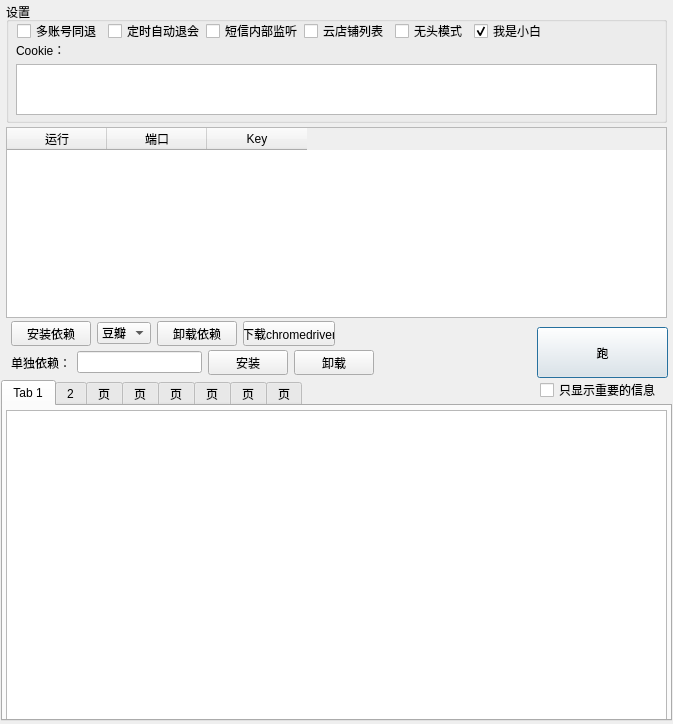
This is JDMCA_Form.ui in xieshang/JDMemberCloseAccount as Qt 5 draws it before an edit. The edited form follows.
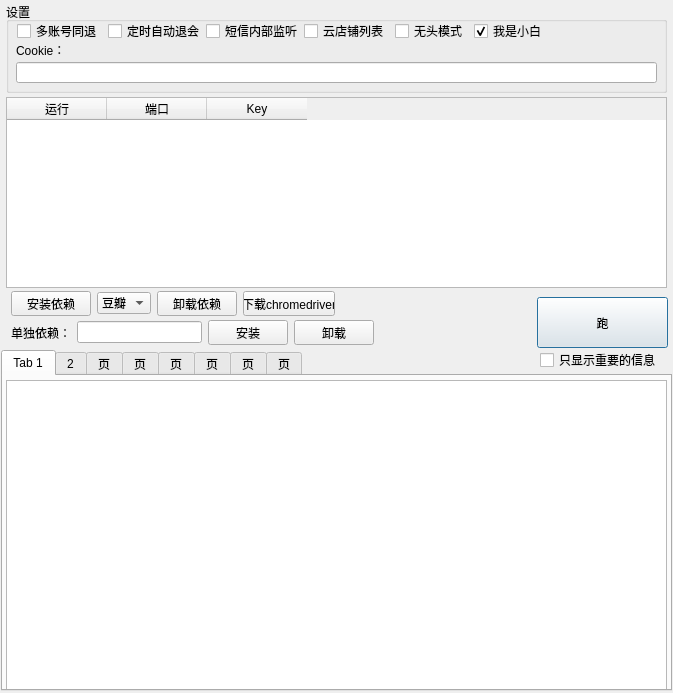
This is the edited form.

Commit message: 增加 自动下载config.yaml功能； 修改 将ck输入框修改为qlineedit，便于失去焦点后变为password样式；

```diff
--- a/JDMCA_Form.ui
+++ b/JDMCA_Form.ui
@@ -8,7 +8,7 @@
     <x>0</x>
     <y>0</y>
     <width>673</width>
-    <height>724</height>
+    <height>693</height>
    </rect>
   </property>
   <property name="windowTitle">
@@ -18,7 +18,7 @@
    <property name="geometry">
     <rect>
      <x>537</x>
-     <y>327</y>
+     <y>297</y>
      <width>131</width>
      <height>51</height>
     </rect>
@@ -33,7 +33,7 @@
      <x>6</x>
      <y>2</y>
      <width>661</width>
-     <height>121</height>
+     <height>91</height>
     </rect>
    </property>
    <property name="title">
@@ -52,16 +52,6 @@
      <string>Cookie：</string>
     </property>
    </widget>
-   <widget class="QPlainTextEdit" name="Txt_Cookie">
-    <property name="geometry">
-     <rect>
-      <x>10</x>
-      <y>62</y>
-      <width>641</width>
-      <height>51</height>
-     </rect>
-    </property>
-   </widget>
    <widget class="QWidget" name="layoutWidget">
     <property name="geometry">
      <rect>
@@ -134,12 +124,22 @@
      </item>
     </layout>
    </widget>
+   <widget class="QLineEdit" name="Txt_Cookie">
+    <property name="geometry">
+     <rect>
+      <x>10</x>
+      <y>60</y>
+      <width>641</width>
+      <height>21</height>
+     </rect>
+    </property>
+   </widget>
   </widget>
   <widget class="QTableWidget" name="KeyTable">
    <property name="geometry">
     <rect>
      <x>6</x>
-     <y>127</y>
+     <y>97</y>
      <width>661</width>
      <height>191</height>
     </rect>
@@ -164,7 +164,7 @@
    <property name="geometry">
     <rect>
      <x>11</x>
-     <y>321</y>
+     <y>291</y>
      <width>324</width>
      <height>25</height>
     </rect>
@@ -221,7 +221,7 @@
    <property name="geometry">
     <rect>
      <x>11</x>
-     <y>350</y>
+     <y>320</y>
      <width>363</width>
      <height>25</height>
     </rect>
@@ -257,7 +257,7 @@
    <property name="geometry">
     <rect>
      <x>1</x>
-     <y>380</y>
+     <y>350</y>
      <width>671</width>
      <height>341</height>
     </rect>
@@ -390,7 +390,7 @@
    <property name="geometry">
     <rect>
      <x>540</x>
-     <y>380</y>
+     <y>350</y>
      <width>131</width>
      <height>20</height>
     </rect>
```
The commit also changes 2 other files.
